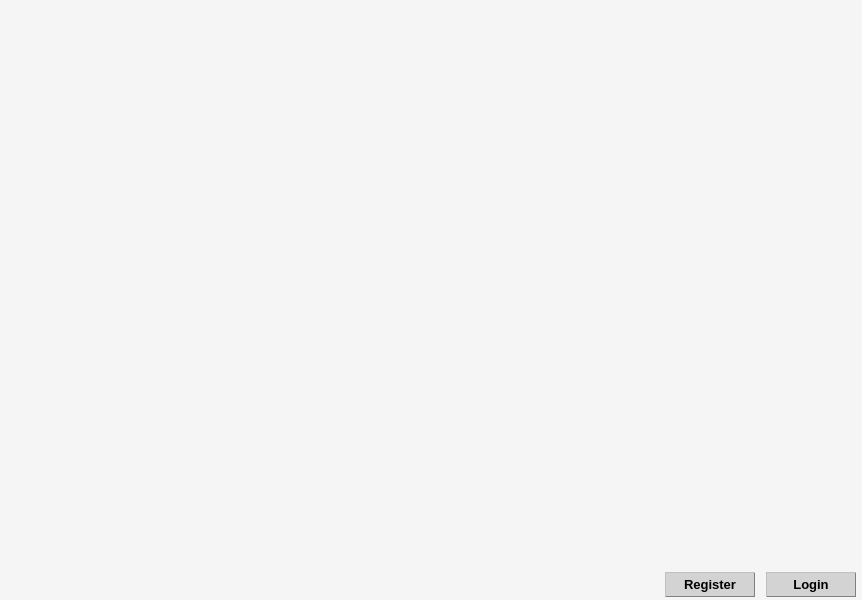
Before: the Qt Designer form CLIENT/RHE_Client/mainwindow.ui in qvinn/RHE, drawn with Qt 5.
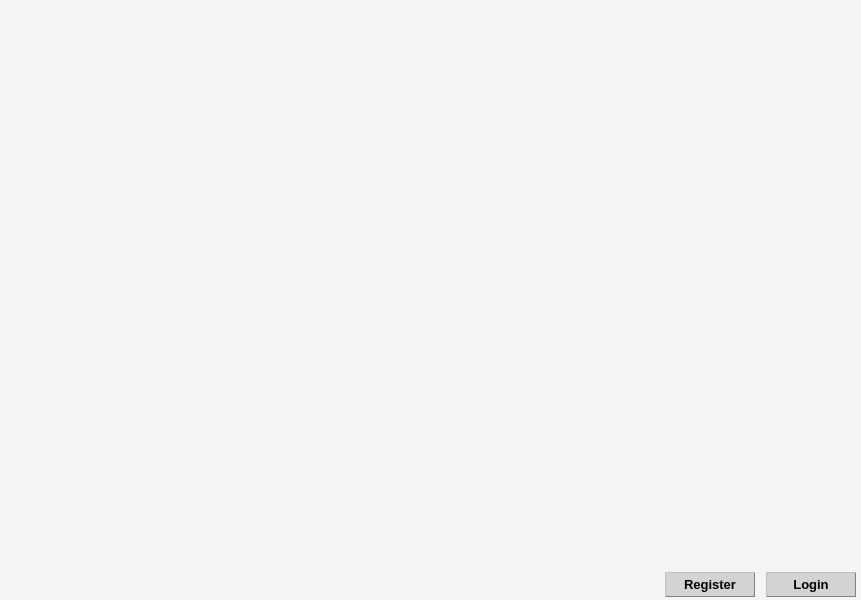
After: the same form once the commit is applied.

```diff
--- a/CLIENT/RHE_Client/mainwindow.ui
+++ b/CLIENT/RHE_Client/mainwindow.ui
@@ -6,13 +6,13 @@
    <rect>
     <x>0</x>
     <y>0</y>
-    <width>862</width>
+    <width>861</width>
     <height>600</height>
    </rect>
   </property>
   <property name="minimumSize">
    <size>
-    <width>538</width>
+    <width>604</width>
     <height>296</height>
    </size>
   </property>
```
Left out of the diff: 221 changed lines with no effect on the pictures.
